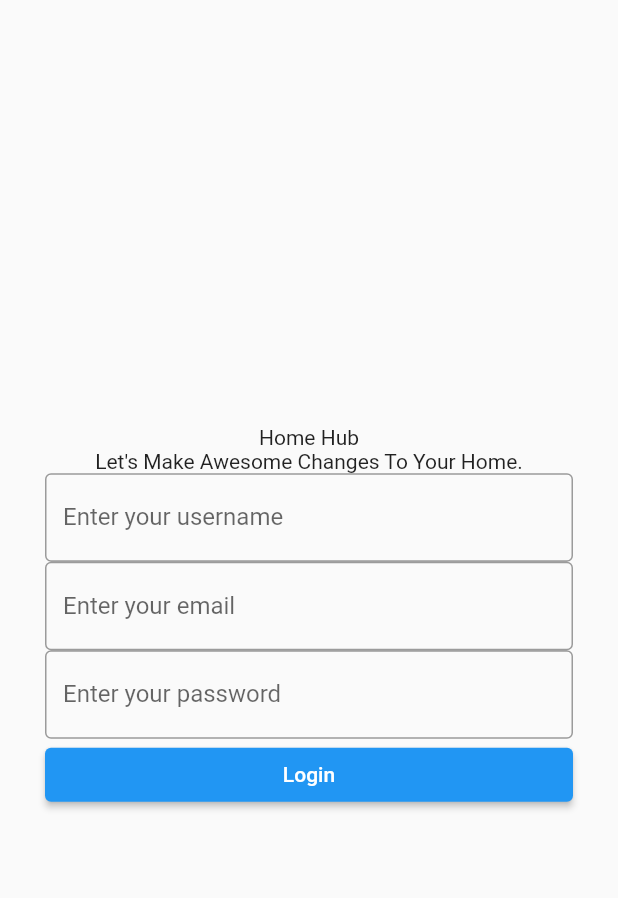
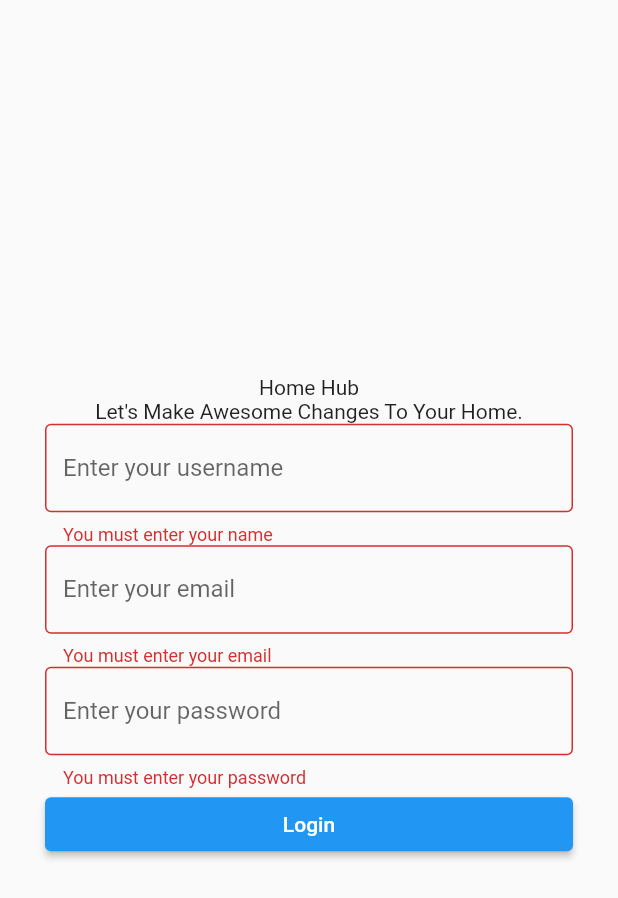
Before and after one commit to mrlim0802/flutter-cleaner-service, a Flutter app: the RegisterPage screen opened directly, after a tap on "Login", on a phone screen of 412 x 824 dp. Shown: the top 898 px of the screen. Run offline on Flutter 3.47's test engine with Material 2 defaults, Android fonts, the light colour scheme and no system bars; our stand-ins replace form_field_validator.

Commit message:
check blank field

```diff
--- a/lib/pages/register.dart
+++ b/lib/pages/register.dart
@@ -39,7 +39,8 @@ class _RegisterPageState extends State<RegisterPage> {
                         children: [
                           TextFormField(
                             keyboardType: TextInputType.emailAddress,
-                            validator: RequiredValidator(errorText: "You must enter your name"),
+                            validator: RequiredValidator(
+                                errorText: "You must enter your name"),
                             onSaved: (String? username) {
                               users.username = username!;
                             },
@@ -50,6 +51,8 @@ class _RegisterPageState extends State<RegisterPage> {
                           ),
                           TextFormField(
                             keyboardType: TextInputType.emailAddress,
+                            validator: RequiredValidator(
+                                errorText: "You must enter your email"),
                             onSaved: (String? email) {
                               users.email = email!;
                             },
@@ -60,6 +63,8 @@ class _RegisterPageState extends State<RegisterPage> {
                           ),
                           TextFormField(
                             obscureText: true,
+                            validator: RequiredValidator(
+                                errorText: "You must enter your password"),
                             onSaved: (String? password) {
                               users.password = password!;
                             },
@@ -74,12 +79,16 @@ class _RegisterPageState extends State<RegisterPage> {
               ),
               SizedBox(
                   width: double.infinity,
-                  child:
-                      ElevatedButton(onPressed: () {
-                        formKey.currentState?.save();
-                        print("username = ${users.username} email = ${users.email} password = ${users.password}");
-                        formKey.currentState?.reset();
-                      }, child: Text(btnLogin))),
+                  child: ElevatedButton(
+                      onPressed: () {
+                        if (formKey.currentState!.validate()) {
+                          formKey.currentState?.save();
+                          print(
+                              "username = ${users.username} email = ${users.email} password = ${users.password}");
+                          formKey.currentState?.reset();
+                        }
+                      },
+                      child: Text(btnLogin))),
             ],
           ),
         ),
```
Also changed, not shown: pubspec.lock, 1 other file.
